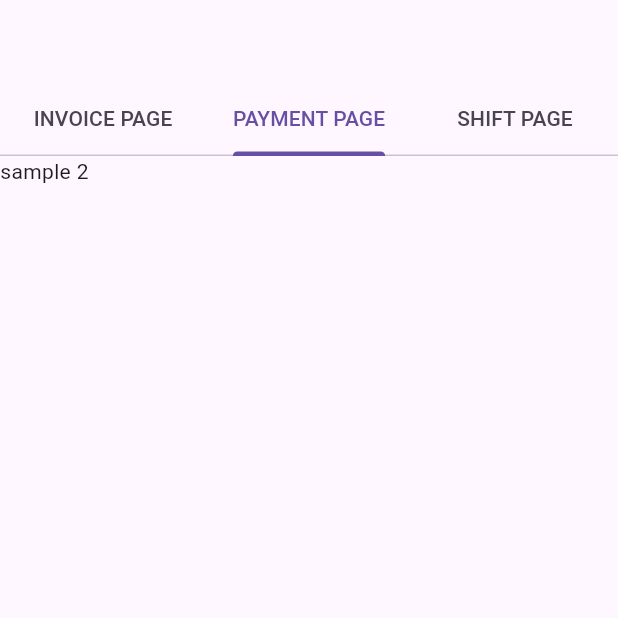
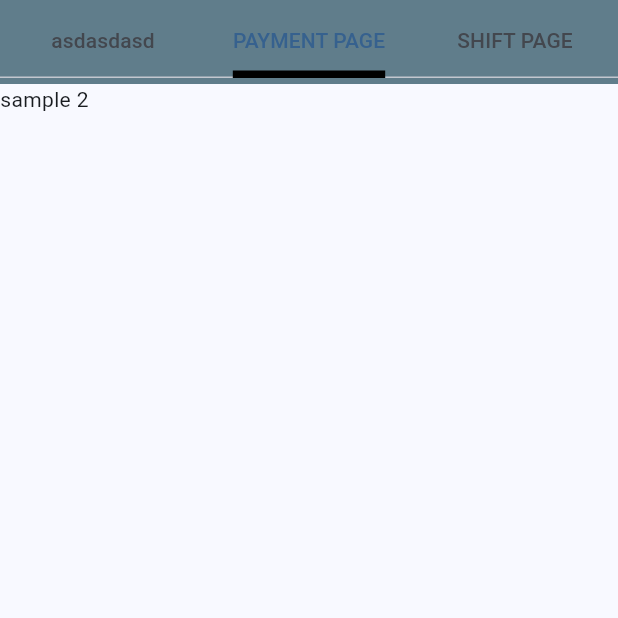
Before and after one commit to ghiegie/AbzPos_flutter, a Flutter app: the screen it shows after launch, tab 2 chosen, on a phone screen of 412 x 824 dp, the top half of it. Run offline on Flutter 3.47's test engine with Material 3 defaults, Android fonts, the phone set to English and light mode, and no system bars; our stand-ins replace data_table_2, go_router.

Commit message:
06-18-24

```diff
--- a/lib/app.dart
+++ b/lib/app.dart
@@ -9,6 +9,12 @@ class App extends StatelessWidget {
   @override
   Widget build(BuildContext context) {
     return MaterialApp.router(
+      theme: ThemeData(
+        useMaterial3: true,
+        colorScheme: ColorScheme.fromSeed(
+          seedColor: Colors.blue,
+        )
+      ),
       routerConfig: GoRouter(
         routes: [
           GoRoute(
--- a/lib/pages/interface/interface.dart
+++ b/lib/pages/interface/interface.dart
@@ -1,9 +1,10 @@
 import 'package:abzpos_flutter/pages/interface/pages/invoice/main.dart';
 import 'package:flutter/material.dart';
+import 'package:flutter/widgets.dart';
 
 class MainInterface extends StatefulWidget {
   final List<Tab> tabs = [
-    const Tab(text: "INVOICE PAGE"),
+    const Tab(text: "asdasdasd"),
     const Tab(text: "PAYMENT PAGE"),
     const Tab(text: "SHIFT PAGE"),
   ];
@@ -21,7 +22,25 @@ class _MainInterfaceState extends State<MainInterface> {
       length: widget.tabs.length,
       child: Scaffold(
         appBar: AppBar(
-          bottom: TabBar(tabs: widget.tabs),
+          titleSpacing: 0.0,
+          backgroundColor: Colors.blueGrey,
+          //title: const Text("sample"),
+          title: TabBar(
+            overlayColor: WidgetStateColor.resolveWith((val) {
+              if (val.contains(WidgetState.selected)) return Colors.white;
+              else if (val.contains(WidgetState.focused)) return Colors.green;
+              else if (val.contains(WidgetState.hovered)) return Colors.red;
+              //else if (val.contains(WidgetState.pressed)) return Colors.green;
+              return Colors.orangeAccent;
+            }),
+            indicator: const UnderlineTabIndicator(
+              borderSide: BorderSide(
+                color: Colors.black,
+                width: 5.0
+              )
+            ),
+            tabs: widget.tabs
+          ),
         ),
         body: TabBarView(
           children: [
--- a/lib/pages/login/left_side.dart
+++ b/lib/pages/login/left_side.dart
@@ -14,9 +14,6 @@ class _LeftSideWidgetState extends State<LeftSideWidget> {
       child: Center(
         child: Container(
           padding: EdgeInsets.all(10.0),
-          color: Colors.amberAccent,
-          child: Container(
-            color: Colors.blueAccent,
           child: Column(
             children: [
               Container(
@@ -55,7 +52,6 @@ class _LeftSideWidgetState extends State<LeftSideWidget> {
               )
             ]
           ),
-          ),
         )
       ),
       flex: 1,
--- a/lib/pages/login/login.dart
+++ b/lib/pages/login/login.dart
@@ -17,11 +17,6 @@ class _LoginPageState extends State<LoginPage> {
         child: Row(
           children: [
             LeftSideWidget(),
-            VerticalDivider(
-              width: 5.0,
-              thickness: 10.0,
-              color: Colors.black,
-            ),
             RightSideWidget()
           ]
         )
--- a/lib/pages/login/right_side.dart
+++ b/lib/pages/login/right_side.dart
@@ -14,6 +14,7 @@ class _RightSideWidgetState extends State<RightSideWidget> {
   @override
   Widget build(BuildContext context) {
     return Expanded(
+      flex: 1,
       child: Center(
         child: Container(
           padding: EdgeInsets.symmetric(horizontal: 100.00),
@@ -224,7 +225,6 @@ class _RightSideWidgetState extends State<RightSideWidget> {
           ),
         )
       ),
-      flex: 1,
     );
   }
 }
```
Lines whose indentation alone changed are shown as unchanged.
